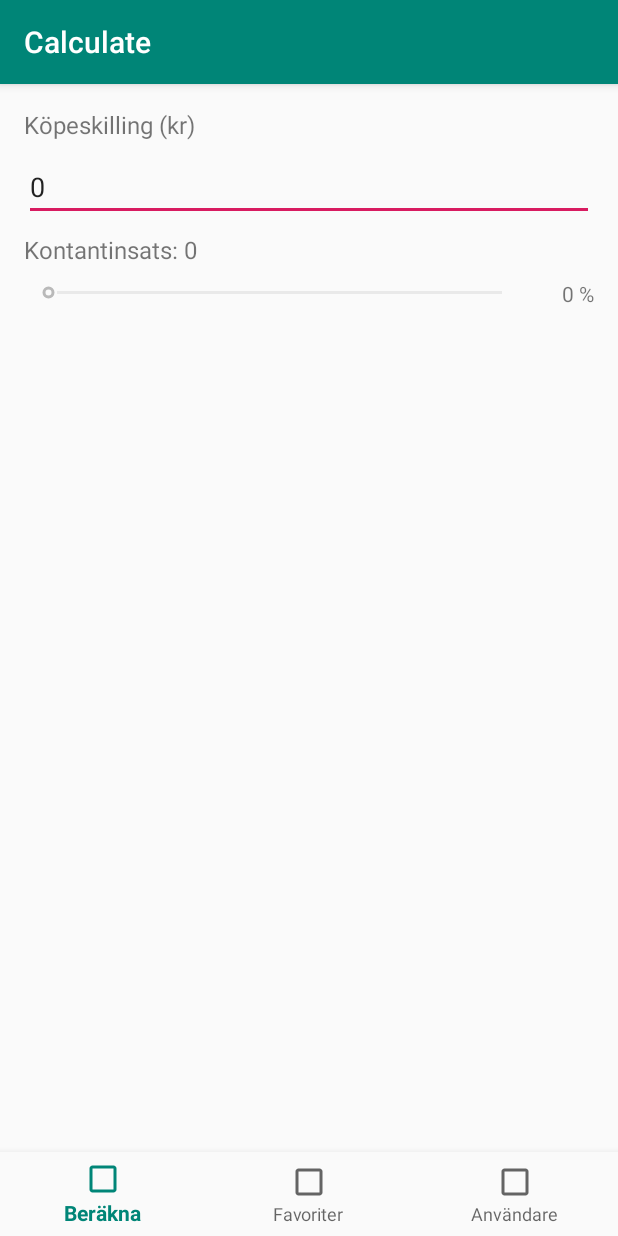
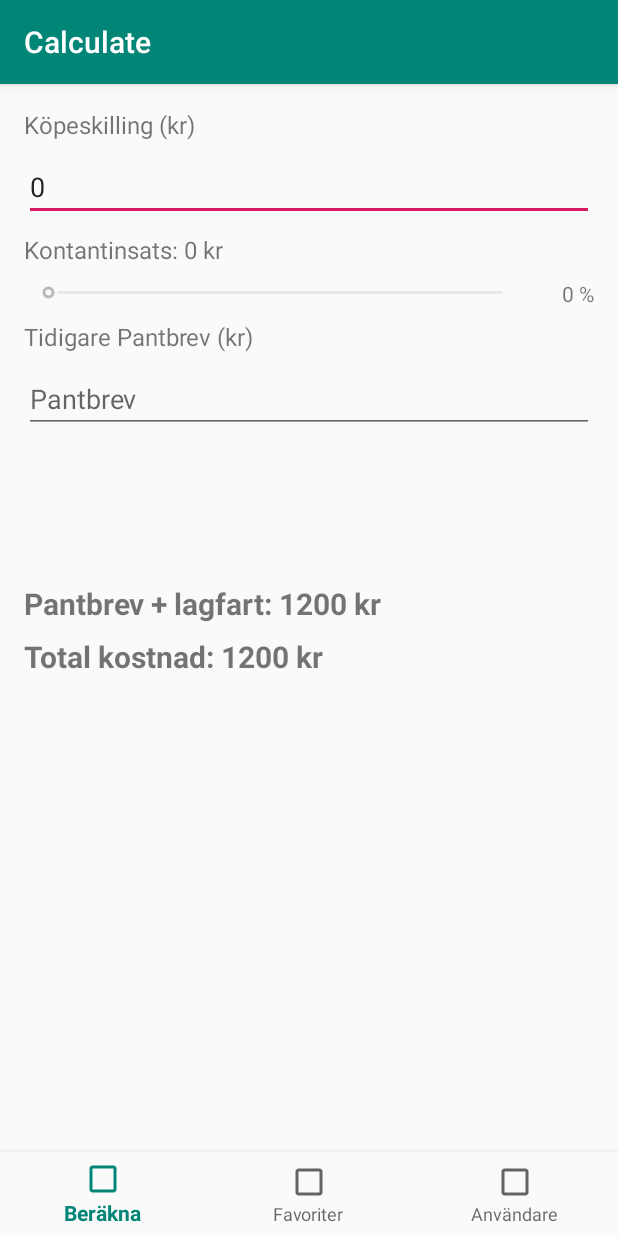
Before and after one commit to daniellAlgar/boendekalkyl, an Android app: the screen it shows after launch (MainActivity), on a phone screen of 412 x 824 dp. Run offline under Robolectric (Android 15) with nearby library versions, the phone set to English and light mode, and no system bars; our stand-ins replace navigation-ui.

Commit message:
Existing pantbrev and final cost

```diff
--- a/app/src/main/java/com/algar/boendekalkyl/CalculateFragment.kt
+++ b/app/src/main/java/com/algar/boendekalkyl/CalculateFragment.kt
@@ -20,6 +20,9 @@ class CalculateFragment : Fragment() {
     private lateinit var downPaymentTextView: TextView
     private lateinit var downPaymentSeekBar: SeekBar
     private lateinit var downPaymentPercentage: TextView
+    private lateinit var pantbrevEditText: EditText
+    private lateinit var extraCost: TextView
+    private lateinit var totalCost: TextView
 
     override fun onCreateView(
             inflater: LayoutInflater,
@@ -34,10 +37,9 @@ class CalculateFragment : Fragment() {
                 EditorInfo.IME_ACTION_DONE -> {
                     viewModel.manualConsideration(textView.text.toString())
                     textView.clearFocus()
-                    false
                 }
-                else -> false
             }
+            false
         }
 
         downPaymentTextView = view.findViewById(R.id.downPayment_textView)
@@ -54,6 +56,19 @@ class CalculateFragment : Fragment() {
 
         })
         downPaymentPercentage = view.findViewById(R.id.downPayment_Percentage)
+
+        pantbrevEditText = view.findViewById(R.id.pantbrev_editText)
+        pantbrevEditText.setOnEditorActionListener { textView, actionId, event ->
+            when (actionId) {
+                EditorInfo.IME_ACTION_DONE -> {
+                    viewModel.manualPantbrev(amount = textView.text.toString())
+                }
+            }
+            false
+        }
+
+        extraCost = view.findViewById(R.id.extraCost_textView)
+        totalCost = view.findViewById(R.id.totalCost)
 
         setupViewModel()
 
@@ -85,5 +100,16 @@ class CalculateFragment : Fragment() {
                 progress = data.progress
             }
         }
+
+        val lagfartPantbrev = viewModel.calculateExtraCost(model = data)
+        extraCost.text = String.format(
+                getString(R.string.extra_kostnad),
+                lagfartPantbrev
+        )
+
+        totalCost.text = String.format(
+                getString(R.string.total_cost),
+                lagfartPantbrev + data.downPayment
+        )
     }
 }
--- a/app/src/main/java/com/algar/boendekalkyl/CalculateModel.kt
+++ b/app/src/main/java/com/algar/boendekalkyl/CalculateModel.kt
@@ -4,7 +4,8 @@ data class CalculateModel(
         val consideration: Int,
         val progress: Int,
         val downPayment: Int,
-        val downPaymentPercentage: String
+        val downPaymentPercentage: String,
+        val tidigarePantbrev: Int
 ) {
     companion object {
 
@@ -13,7 +14,8 @@ data class CalculateModel(
                     consideration = 0,
                     progress = 0,
                     downPayment = 0,
-                    downPaymentPercentage = "0 %"
+                    downPaymentPercentage = "0 %",
+                    tidigarePantbrev = 0
             )
         }
     }
--- a/app/src/main/res/layout/fragment_calculate.xml
+++ b/app/src/main/res/layout/fragment_calculate.xml
@@ -65,4 +65,52 @@
         app:layout_constraintTop_toTopOf="@id/downPayment_seekBar"
         app:layout_constraintBottom_toBottomOf="@id/downPayment_seekBar"/>
 
+    <TextView
+        android:id="@+id/pantbrev_textView"
+        android:layout_width="0dp"
+        android:layout_height="wrap_content"
+        style="@style/CalculateTextViewTheme"
+        android:text="Tidigare Pantbrev (kr)"
+        app:layout_constraintStart_toStartOf="parent"
+        app:layout_constraintEnd_toEndOf="parent"
+        app:layout_constraintTop_toBottomOf="@id/downPayment_Percentage"/>
+
+    <EditText
+        android:id="@+id/pantbrev_editText"
+        android:layout_width="0dp"
+        android:layout_height="wrap_content"
+        android:layout_marginTop="@dimen/margin_top"
+        android:inputType="number"
+        android:imeOptions="actionDone"
+        android:maxLines="1"
+        android:hint="Pantbrev"
+        android:autofillHints="Pantbrev"
+        app:layout_constraintStart_toStartOf="parent"
+        app:layout_constraintEnd_toEndOf="parent"
+        app:layout_constraintTop_toBottomOf="@id/pantbrev_textView"/>
+
+    <TextView
+        android:id="@+id/extraCost_textView"
+        android:layout_width="0dp"
+        android:layout_height="wrap_content"
+        android:layout_marginTop="100dp"
+        android:textSize="20sp"
+        android:textStyle="bold"
+        android:text="@string/extra_kostnad"
+        app:layout_constraintStart_toStartOf="parent"
+        app:layout_constraintEnd_toEndOf="parent"
+        app:layout_constraintTop_toBottomOf="@id/pantbrev_editText"/>
+
+    <TextView
+        android:id="@+id/totalCost"
+        android:layout_width="0dp"
+        android:layout_height="wrap_content"
+        android:textSize="20sp"
+        android:textStyle="bold"
+        android:text="@string/total_cost"
+        android:layout_marginTop="@dimen/margin_top"
+        app:layout_constraintStart_toStartOf="parent"
+        app:layout_constraintEnd_toEndOf="parent"
+        app:layout_constraintTop_toBottomOf="@id/extraCost_textView"/>
+
 </androidx.constraintlayout.widget.ConstraintLayout>
--- a/app/src/main/res/values/strings.xml
+++ b/app/src/main/res/values/strings.xml
@@ -7,5 +7,7 @@
     <string name="blank_fragment">Not yet implemented</string>
     <string name="kontantinsats">Kontantinsats:</string>
 
-    <string name="downPayment">Kontantinsats: %1$s</string>
+    <string name="downPayment">Kontantinsats: %1$s kr</string>
+    <string name="extra_kostnad">Pantbrev + lagfart: %1$s kr</string>
+    <string name="total_cost">Total kostnad: %1$s kr</string>
 </resources>
```
Also changed, not shown: app/src/main/java/com/algar/boendekalkyl/CalculateViewModel.kt (+20 -23 lines), 1 other file.
